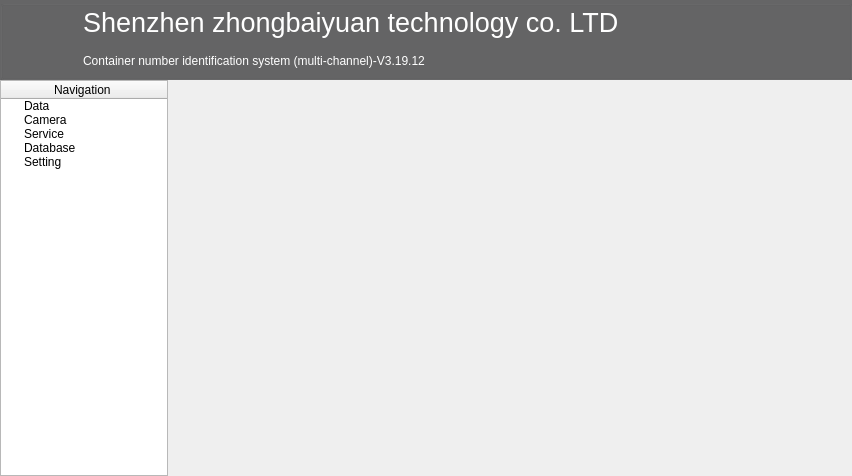
Old version of the form MainUI/mainwidget.ui in the repository 519984307/Container_20191221.
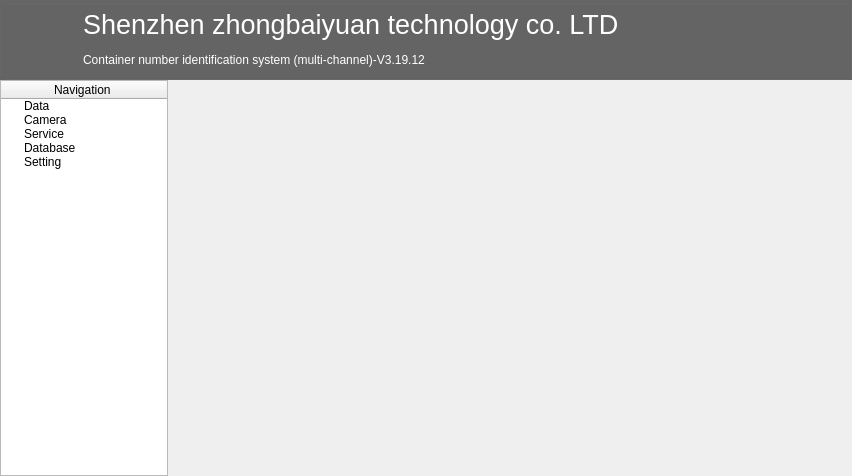
New version of the form. Icons and pictures are not drawn.

What changed in the file:
```diff
--- a/MainUI/mainwidget.ui
+++ b/MainUI/mainwidget.ui
@@ -489,7 +489,26 @@
       <property name="spacing">
        <number>0</number>
       </property>
-      <item row="0" column="0">
+      <item row="1" column="1">
+       <widget class="QLabel" name="label_3">
+        <property name="text">
+         <string>Container number identification system (multi-channel)-V3.19.12</string>
+        </property>
+       </widget>
+      </item>
+      <item row="0" column="1">
+       <widget class="QLabel" name="label">
+        <property name="font">
+         <font>
+          <pointsize>20</pointsize>
+         </font>
+        </property>
+        <property name="text">
+         <string>Shenzhen zhongbaiyuan technology co. LTD</string>
+        </property>
+       </widget>
+      </item>
+      <item row="0" column="0" rowspan="2">
        <widget class="QLabel" name="label_2">
         <property name="minimumSize">
          <size>
@@ -517,29 +536,6 @@
         </property>
        </widget>
       </item>
-      <item row="0" column="1">
-       <layout class="QVBoxLayout" name="verticalLayout">
-        <item>
-         <widget class="QLabel" name="label">
-          <property name="font">
-           <font>
-            <pointsize>20</pointsize>
-           </font>
-          </property>
-          <property name="text">
-           <string>Shenzhen zhongbaiyuan technology co. LTD</string>
-          </property>
-         </widget>
-        </item>
-        <item>
-         <widget class="QLabel" name="label_3">
-          <property name="text">
-           <string>Container number identification system (multi-channel)-V3.19.12</string>
-          </property>
-         </widget>
-        </item>
-       </layout>
-      </item>
       <item row="0" column="2">
        <spacer name="horizontalSpacer">
         <property name="orientation">
```
Left out of the diff: 112 changed lines with no effect on the pictures.
